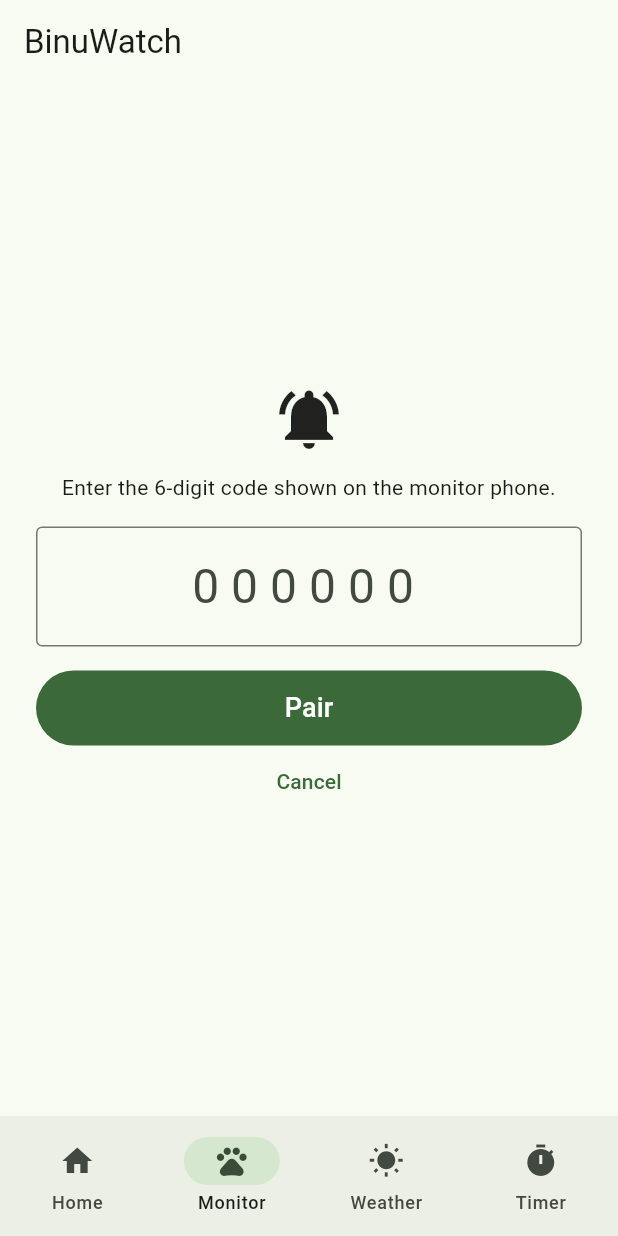
After one commit to eugenemark-69/BinuWatch, a Flutter app: the screen it shows after launch, item 2 of the bottom bar chosen, after a tap on "Monitor", after a tap on "Receive notifications", on a phone screen of 412 x 824 dp. The commit adds this screen. Run offline on Flutter 3.47's test engine with Material 3 defaults, Android fonts, the phone set to English and light mode, and no system bars; our stand-ins replace cloud_firestore, firebase_auth, firebase_core, flutter_local_notifications, geolocator, shared_preferences and 1 more; missing offline and left inert: ultralytics_yolo; accounts and stored records are empty; network calls fail.

Commit message:
weather-update/loading-screen

```diff
--- a/lib/main.dart
+++ b/lib/main.dart
@@ -1,13 +1,17 @@
+import 'package:firebase_core/firebase_core.dart';
+import 'package:flutter/material.dart';
+import 'firebase_options.dart';
 import 'notification_service.dart';
-import 'package:flutter/material.dart';
 import 'screens/home_screen.dart';
-import 'screens/bird_screen.dart';
+import 'screens/monitor_hub_screen.dart';
 import 'screens/weather_screen.dart';
 import 'screens/timer_screen.dart';
 
-
 Future<void> main() async {
   WidgetsFlutterBinding.ensureInitialized();
+  await Firebase.initializeApp(
+    options: DefaultFirebaseOptions.currentPlatform,
+  );
   await NotificationService.instance.init();
   runApp(const BinuwadApp());
 }
@@ -41,7 +45,7 @@ class _MainShellState extends State<MainShell> {
 
   final List<Widget> _screens = const [
     HomeScreen(),
-    BirdScreen(),
+    MonitorHubScreen(),
     WeatherScreen(),
     TimerScreen(),
   ];
--- /dev/null
+++ b/lib/pairing_service.dart
@@ -0,0 +1,147 @@
+import 'dart:math';
+import 'package:cloud_firestore/cloud_firestore.dart';
+import 'package:firebase_auth/firebase_auth.dart';
+import 'package:shared_preferences/shared_preferences.dart';
+
+enum PairRole { monitor, receiver }
+
+class SavedPairing {
+  final PairRole role;
+  final String code;
+  SavedPairing(this.role, this.code);
+}
+
+class PairingException implements Exception {
+  final String message;
+  PairingException(this.message);
+
+  @override
+  String toString() => message;
+}
+
+class PairingService {
+  PairingService._();
+  static final instance = PairingService._();
+
+  final _db = FirebaseFirestore.instance;
+  final _auth = FirebaseAuth.instance;
+
+  static const _roleKey = 'pair_role';
+  static const _codeKey = 'pair_code';
+
+  // Each phone signs in anonymously. The id stays the same until the app's
+  // data is cleared or the app is uninstalled.
+  Future<String> _uid() async {
+    final user = _auth.currentUser ?? (await _auth.signInAnonymously()).user;
+    if (user == null) {
+      throw PairingException('Could not sign in. Check your internet.');
+    }
+    return user.uid;
+  }
+
+  DocumentReference<Map<String, dynamic>> _ref(String code) =>
+      _db.collection('pairings').doc(code);
+
+  // MONITOR phone: makes a fresh 6-digit code and waits for the other phone.
+  Future<String> createPairing() async {
+    final uid = await _uid();
+    final rng = Random.secure();
+
+    for (var i = 0; i < 8; i++) {
+      final code = (100000 + rng.nextInt(900000)).toString();
+      final ref = _ref(code);
+      if ((await ref.get()).exists) continue; // code already taken, try again
+
+      await ref.set({
+        'monitorUid': uid,
+        'receiverUid': null,
+        'paired': false,
+        'createdAt': FieldValue.serverTimestamp(),
+        'expiresAt': Timestamp.fromDate(
+            DateTime.now().add(const Duration(minutes: 10))),
+      });
+      await _save(PairRole.monitor, code);
+      return code;
+    }
+    throw PairingException('Could not create a pairing code. Try again.');
+  }
+
+  // RECEIVER phone: enters the code shown on the monitor phone.
+  Future<void> joinPairing(String rawCode) async {
+    final code = rawCode.trim();
+    if (code.length != 6) {
+      throw PairingException('The code has 6 numbers.');
+    }
+    final uid = await _uid();
+    final ref = _ref(code);
+
+    await _db.runTransaction((tx) async {
+      final snap = await tx.get(ref);
+      if (!snap.exists) {
+        throw PairingException('Code not found. Check the numbers and try again.');
+      }
+      final data = snap.data()!;
+      final receiver = data['receiverUid'];
+
+      if (receiver != null && receiver != uid) {
+        throw PairingException('This code is already used by another phone.');
+      }
+      if (receiver == null) {
+        final expires = (data['expiresAt'] as Timestamp).toDate();
+        if (DateTime.now().isAfter(expires)) {
+          throw PairingException(
+              'This code has expired. Ask the monitor phone for a new one.');
+        }
+      }
+
+      tx.update(ref, {
+        'receiverUid': uid,
+        'paired': true,
+        'pairedAt': FieldValue.serverTimestamp(),
+      });
+    });
+
+    await _save(PairRole.receiver, code);
+  }
+
+  // Live updates of the pairing record (shows "paired" the moment it happens).
+  Stream<DocumentSnapshot<Map<String, dynamic>>> watch(String code) =>
+      _ref(code).snapshots();
+
+  // Ends the pairing for both phones and forgets it on this phone.
+  Future<void> unpair() async {
+    final saved = await loadSaved();
+    if (saved != null) {
+      try {
+        await _ref(saved.code).delete();
+      } catch (_) {
+        // Already gone or no internet; still clear this phone below.
+      }
+    }
+    await clearLocal();
+  }
+
+  // Forgets the pairing on this phone only (does not touch Firebase).
+  Future<void> clearLocal() async {
+    final p = await SharedPreferences.getInstance();
+    await p.remove(_roleKey);
+    await p.remove(_codeKey);
+  }
+
+  Future<void> _save(PairRole role, String code) async {
+    final p = await SharedPreferences.getInstance();
+    await p.setString(_roleKey, role.name);
+    await p.setString(_codeKey, code);
+  }
+
+  Future<SavedPairing?> loadSaved() async {
+    final p = await SharedPreferences.getInstance();
+    final role = p.getString(_roleKey);
+    final code = p.getString(_codeKey);
+    if (role == null || code == null) return null;
+    return SavedPairing(
+      role == PairRole.monitor.name ? PairRole.monitor : PairRole.receiver,
+      code,
+    );
+  }
+}
--- /dev/null
+++ b/lib/screens/monitor_hub_screen.dart
@@ -0,0 +1,338 @@
+import 'package:cloud_firestore/cloud_firestore.dart';
+import 'package:flutter/material.dart';
+import 'bird_screen.dart';
+import '../pairing_service.dart';
+
+class MonitorHubScreen extends StatefulWidget {
+  const MonitorHubScreen({super.key});
+
+  @override
+  State<MonitorHubScreen> createState() => _MonitorHubScreenState();
+}
+
+class _MonitorHubScreenState extends State<MonitorHubScreen> {
+  final _codeController = TextEditingController();
+
+  bool _loading = true; // reading what was saved on this phone
+  bool _busy = false; // talking to Firebase
+  bool _enteringCode = false; // receiver is typing the code
+  SavedPairing? _saved;
+  String? _error;
+
+  @override
+  void initState() {
+    super.initState();
+    _loadSaved();
+  }
+
+  @override
+  void dispose() {
+    _codeController.dispose();
+    super.dispose();
+  }
+
+  Future<void> _loadSaved() async {
+    final s = await PairingService.instance.loadSaved();
+    if (!mounted) return;
+    setState(() {
+      _saved = s;
+      _loading = false;
+    });
+  }
+
+  String _msg(Object e) {
+    if (e is PairingException) return e.message;
+    debugPrint('Pairing error: $e');
+    return 'Something went wrong. Check your internet and try again.';
+  }
+
+  Future<void> _chooseMonitor() async {
+    setState(() {
+      _busy = true;
+      _error = null;
+    });
+    try {
+      await PairingService.instance.createPairing();
+      await _loadSaved();
+    } catch (e) {
+      _error = _msg(e);
+    }
+    if (mounted) setState(() => _busy = false);
+  }
+
+  Future<void> _join() async {
+    setState(() {
+      _busy = true;
+      _error = null;
+    });
+    try {
+      await PairingService.instance.joinPairing(_codeController.text);
+      _enteringCode = false;
+      _codeController.clear();
+      await _loadSaved();
+    } catch (e) {
+      _error = _msg(e);
+    }
+    if (mounted) setState(() => _busy = false);
+  }
+
+  Future<void> _unpair() async {
+    setState(() => _busy = true);
+    await PairingService.instance.unpair();
+    if (!mounted) return;
+    setState(() {
+      _saved = null;
+      _enteringCode = false;
+      _error = null;
+      _busy = false;
+    });
+  }
+
+  // Used when the pairing no longer exists on the server.
+  Future<void> _startOver() async {
+    await PairingService.instance.clearLocal();
+    if (!mounted) return;
+    setState(() {
+      _saved = null;
+      _enteringCode = false;
+      _error = null;
+    });
+  }
+
+  void _openCamera() {
+    Navigator.of(context).push(
+      MaterialPageRoute(
+        builder: (_) => Scaffold(
+          appBar: AppBar(title: const Text('Monitoring')),
+          body: const BirdScreen(),
+        ),
+      ),
+    );
+  }
+
+  @override
+  Widget build(BuildContext context) {
+    if (_loading) return const Center(child: CircularProgressIndicator());
+    if (_saved == null) {
+      return _enteringCode ? _buildCodeEntry() : _buildChooser();
+    }
+
+    final saved = _saved!;
+    return StreamBuilder<DocumentSnapshot<Map<String, dynamic>>>(
+      stream: PairingService.instance.watch(saved.code),
+      builder: (context, snap) {
+        if (snap.hasError) {
+          debugPrint('Pairing watch error: ${snap.error}');
+          return _centered([
+            const Icon(Icons.error_outline, size: 48),
+            const SizedBox(height: 12),
+            const Text('Could not reach the pairing server.\nCheck your internet.',
+                textAlign: TextAlign.center),
+            const SizedBox(height: 16),
+            OutlinedButton(onPressed: _startOver, child: const Text('Start over')),
+          ]);
+        }
+        if (!snap.hasData) {
+          return const Center(child: CircularProgressIndicator());
+        }
+        final doc = snap.data!;
+        if (!doc.exists) {
+          return _centered([
+            const Icon(Icons.link_off, size: 48),
+            const SizedBox(height: 12),
+            const Text('This pairing was ended.', textAlign: TextAlign.center),
+            const SizedBox(height: 16),
+            FilledButton(onPressed: _startOver, child: const Text('Start over')),
+          ]);
+        }
+        final paired = doc.data()?['paired'] == true;
+        return saved.role == PairRole.monitor
+            ? _buildMonitorView(saved.code, paired)
+            : _buildReceiverView(paired);
+      },
+    );
+  }
+
+  // ---------- Screens ----------
+
+  Widget _buildChooser() {
+    return _centered([
+      const Text('What will this phone do?',
+          style: TextStyle(fontSize: 20, fontWeight: FontWeight.bold)),
+      const SizedBox(height: 24),
+      SizedBox(
+        width: double.infinity,
+        child: FilledButton.icon(
+          onPressed: _busy ? null : _chooseMonitor,
+          icon: const Icon(Icons.videocam),
+          label: const Padding(
+            padding: EdgeInsets.symmetric(vertical: 14),
+            child: Text('Monitor', style: TextStyle(fontSize: 18)),
+          ),
+        ),
+      ),
+      const SizedBox(height: 4),
+      const Text('Leave this phone watching the rice.',
+          textAlign: TextAlign.center),
+      const SizedBox(height: 24),
+      SizedBox(
+        width: double.infinity,
+        child: OutlinedButton.icon(
+          onPressed: _busy
+              ? null
+              : () => setState(() {
+            _enteringCode = true;
+            _error = null;
+          }),
+          icon: const Icon(Icons.notifications_active),
+          label: const Padding(
+            padding: EdgeInsets.symmetric(vertical: 14),
+            child: Text('Receive notifications', style: TextStyle(fontSize: 18)),
+          ),
+        ),
+      ),
+      const SizedBox(height: 4),
+      const Text('Get alerts on this phone when a bird is seen.',
+          textAlign: TextAlign.center),
+      if (_busy) ...[
+        const SizedBox(height: 24),
+        const CircularProgressIndicator(),
+      ],
+      if (_error != null) _errorText(),
+    ]);
+  }
+
+  Widget _buildCodeEntry() {
+    return _centered([
+      const Icon(Icons.notifications_active, size: 48),
+      const SizedBox(height: 12),
+      const Text('Enter the 6-digit code shown on the monitor phone.',
+          textAlign: TextAlign.center),
+      const SizedBox(height: 16),
+      TextField(
+        controller: _codeController,
+        keyboardType: TextInputType.number,
+        maxLength: 6,
+        textAlign: TextAlign.center,
+        style: const TextStyle(fontSize: 32, letterSpacing: 8),
+        decoration: const InputDecoration(
+          border: OutlineInputBorder(),
+          counterText: '',
+          hintText: '000000',
+        ),
+        onSubmitted: (_) => _busy ? null : _join(),
+      ),
+      const SizedBox(height: 16),
+      SizedBox(
+        width: double.infinity,
+        child: FilledButton(
+          onPressed: _busy ? null : _join,
+          child: const Padding(
+            padding: EdgeInsets.symmetric(vertical: 12),
+            child: Text('Pair', style: TextStyle(fontSize: 18)),
+          ),
+        ),
+      ),
+      TextButton(
+        onPressed: _busy
+            ? null
+            : () => setState(() {
+          _enteringCode = false;
+          _error = null;
+        }),
+        child: const Text('Cancel'),
+      ),
+      if (_busy) const CircularProgressIndicator(),
+      if (_error != null) _errorText(),
+    ]);
+  }
+
+  Widget _buildMonitorView(String code, bool paired) {
+    if (!paired) {
+      return _centered([
+        const Text('Pairing code',
+            style: TextStyle(fontSize: 18, fontWeight: FontWeight.bold)),
+        const SizedBox(height: 8),
+        Text(code,
+            style: const TextStyle(
+                fontSize: 52, fontWeight: FontWeight.bold, letterSpacing: 8)),
+        const SizedBox(height: 16),
+        const Text(
+          'On the other phone, tap "Receive notifications" and type this code.\n'
+              'The code expires in 10 minutes if unused.',
+          textAlign: TextAlign.center,
+        ),
+        const SizedBox(height: 24),
+        const CircularProgressIndicator(),
+        const SizedBox(height: 8),
+        const Text('Waiting for the other phone...'),
+        const SizedBox(height: 16),
+        OutlinedButton(onPressed: _unpair, child: const Text('Cancel')),
+      ]);
+    }
+    return _centered([
+      Icon(Icons.check_circle, size: 64, color: Colors.green.shade600),
+      const SizedBox(height: 12),
+      const Text('Paired!',
+          style: TextStyle(fontSize: 22, fontWeight: FontWeight.bold)),
+      const SizedBox(height: 8),
+      const Text('The other phone will receive your bird alerts.',
+          textAlign: TextAlign.center),
+      const SizedBox(height: 24),
+      SizedBox(
+        width: double.infinity,
+        child: FilledButton.icon(
+          onPressed: _openCamera,
+          icon: const Icon(Icons.videocam),
+          label: const Padding(
+            padding: EdgeInsets.symmetric(vertical: 12),
+            child: Text('Open camera monitor', style: TextStyle(fontSize: 18)),
+          ),
+        ),
+      ),
+      TextButton(onPressed: _unpair, child: const Text('Unpair')),
+    ]);
+  }
+
+  Widget _buildReceiverView(bool paired) {
+    return _centered([
+      Icon(
+        paired ? Icons.notifications_active : Icons.hourglass_empty,
+        size: 64,
+        color: paired ? Colors.green.shade600 : null,
+      ),
+      const SizedBox(height: 12),
+      Text(paired ? 'Paired with the monitor phone' : 'Waiting...',
+          textAlign: TextAlign.center,
+          style: const TextStyle(fontSize: 22, fontWeight: FontWeight.bold)),
+      const SizedBox(height: 8),
+      const Text(
+        'You will get an alert here when a bird or chicken is detected.\n'
+            '(Alerts are added in the next step.)',
+        textAlign: TextAlign.center,
+      ),
+      const SizedBox(height: 24),
+      TextButton(onPressed: _unpair, child: const Text('Unpair')),
+    ]);
+  }
+
+  // ---------- Helpers ----------
+
+  Widget _errorText() => Padding(
+    padding: const EdgeInsets.only(top: 16),
+    child: Text(_error!,
+        textAlign: TextAlign.center,
+        style: TextStyle(color: Colors.red.shade700)),
+  );
+
+  Widget _centered(List<Widget> children) => Center(
+    child: SingleChildScrollView(
+      padding: const EdgeInsets.all(24),
+      child: Column(
+        mainAxisSize: MainAxisSize.min,
+        crossAxisAlignment: CrossAxisAlignment.center,
+        children: children,
+      ),
+    ),
+  );
+}
--- a/lib/screens/weather_screen.dart
+++ b/lib/screens/weather_screen.dart
@@ -185,6 +185,14 @@ String _clock(DateTime t) {
   return '$h:$m ${t.hour < 12 ? 'AM' : 'PM'}';
 }
 
+// Example: "2:15:42 PM" (seconds make every refresh visibly different)
+String _clockSeconds(DateTime t) {
+  final h = t.hour % 12 == 0 ? 12 : t.hour % 12;
+  final m = t.minute.toString().padLeft(2, '0');
+  final s = t.second.toString().padLeft(2, '0');
+  return '$h:$m:$s ${t.hour < 12 ? 'AM' : 'PM'}';
+}
+
 // Example: "Fri, Oct 30, 2:15 PM"
 String _dateTime(DateTime t) {
   const days = ['Mon', 'Tue', 'Wed', 'Thu', 'Fri', 'Sat', 'Sun'];
@@ -279,37 +287,69 @@ class WeatherScreen extends StatefulWidget {
 }
 
 class _WeatherScreenState extends State<WeatherScreen> {
-  late Future<WeatherData> _future;
+  WeatherData? _data; // last successfully loaded weather
+  DateTime? _checkedAt; // phone time of the last successful load
   bool _usingGps = false;
+  bool _refreshing = false;
+  String? _error; // only used when the very first load fails
 
-  Future<WeatherData> _load() async {
+  @override
+  void initState() {
+    super.initState();
+    _load();
+  }
+
+  // Gets location, weather and place name. Keeps showing the old data if a
+  // refresh fails (for example when the signal drops).
+  Future<void> _load() async {
+    try {
       final place = await getPlace();
-    if (mounted) setState(() => _usingGps = place.fromGps);
 
       // Look up the place name while the weather downloads.
       final nameFuture = placeName(place.lat, place.lon);
       final weather = await fetchWeather(place.lat, place.lon);
       weather.placeName = await nameFuture;
-    return weather;
+
+      if (!mounted) return;
+      setState(() {
+        _data = weather;
+        _usingGps = place.fromGps;
+        _checkedAt = DateTime.now();
+        _error = null;
+      });
+    } catch (e) {
+      debugPrint('Weather load error: $e');
+      if (!mounted) return;
+      if (_data == null) {
+        setState(() => _error = 'Could not load weather.\nCheck your internet.');
+      } else {
+        ScaffoldMessenger.of(context).showSnackBar(
+          const SnackBar(
+              content: Text('Could not refresh. Showing the last data.')),
+        );
+      }
+    }
+  }
+
+  // Used by pull-down and by the refresh button. RefreshIndicator waits for
+  // this to finish, so its spinner stays until the new data has arrived.
+  Future<void> _refresh() async {
+    if (_refreshing) return;
+    setState(() => _refreshing = true);
+    await _load();
+    if (mounted) setState(() => _refreshing = false);
+  }
+
+  // Retry after the very first load failed.
+  void _retry() {
+    setState(() => _error = null);
+    _load();
   }
 
   @override
-  void initState() {
-    super.initState();
-    _future = _load();
-  }
-
-  void _refresh() => setState(() => _future = _load());
-
-  @override
   Widget build(BuildContext context) {
-    return FutureBuilder<WeatherData>(
-      future: _future,
-      builder: (context, snapshot) {
-        if (snapshot.connectionState != ConnectionState.done) {
-          return const Center(child: CircularProgressIndicator());
-        }
-        if (snapshot.hasError) {
+    if (_data == null) {
+      if (_error != null) {
         return Center(
           child: Padding(
             padding: const EdgeInsets.all(24),
@@ -318,18 +358,17 @@ class _WeatherScreenState extends State<WeatherScreen> {
               children: [
                 const Icon(Icons.cloud_off, size: 48),
                 const SizedBox(height: 12),
-                  const Text('Could not load weather.\nCheck your internet.',
-                      textAlign: TextAlign.center),
+                Text(_error!, textAlign: TextAlign.center),
                 const SizedBox(height: 16),
-                  FilledButton(onPressed: _refresh, child: const Text('Retry')),
+                FilledButton(onPressed: _retry, child: const Text('Retry')),
               ],
             ),
           ),
         );
       }
-        return _buildContent(snapshot.data!);
-      },
-    );
+      return const Center(child: CircularProgressIndicator());
+    }
+    return _buildContent(_data!);
   }
 
   // Date, time and location of the forecast, with a warning if the forecast
@@ -372,7 +411,31 @@ class _WeatherScreenState extends State<WeatherScreen> {
             Row(children: [
               const Icon(Icons.calendar_today),
               const SizedBox(width: 8),
-              Expanded(child: Text(_dateTime(w.now))),
+              Expanded(child: Text('Forecast data: ${_dateTime(w.now)}')),
+            ]),
+            const SizedBox(height: 6),
+            Row(children: [
+              const Icon(Icons.update),
+              const SizedBox(width: 8),
+              Expanded(
+                child: Text(_checkedAt == null
+                    ? ''
+                    : 'Last checked: ${_clockSeconds(_checkedAt!)}'),
+              ),
+              _refreshing
+                  ? const Padding(
+                padding: EdgeInsets.all(12),
+                child: SizedBox(
+                  width: 24,
+                  height: 24,
+                  child: CircularProgressIndicator(strokeWidth: 2),
+                ),
+              )
+                  : IconButton(
+                onPressed: _refresh,
+                icon: const Icon(Icons.refresh),
+                tooltip: 'Refresh',
+              ),
             ]),
             if (mismatch) ...[
               const SizedBox(height: 10),
@@ -408,8 +471,10 @@ class _WeatherScreenState extends State<WeatherScreen> {
     };
 
     return RefreshIndicator(
-      onRefresh: () async => _refresh(),
+      onRefresh: _refresh,
       child: ListView(
+        // Lets the pull gesture work even when the content is short.
+        physics: const AlwaysScrollableScrollPhysics(),
         padding: const EdgeInsets.all(16),
         children: [
           // Where and when
--- a/pubspec.yaml
+++ b/pubspec.yaml
@@ -40,6 +40,10 @@ dependencies:
   ultralytics_yolo: ^0.7.1
   audioplayers: ^6.8.1
   geolocator: ^14.0.1
+  firebase_core: ^5.1.0
+  firebase_auth: ^7.0.1
+  cloud_firestore: ^7.1.0
+  shared_preferences: ^2.5.6
 dev_dependencies:
   flutter_test:
     sdk: flutter
```
Also changed, not shown: firebase.json (added), lib/firebase_options.dart (added), pubspec.lock, 6 other files. Lines whose indentation alone changed are shown as unchanged.
